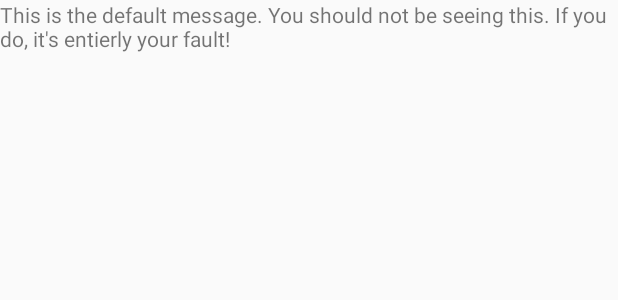
After one commit to Nokkvi/SkreppIS, an Android app: the layout fragment_message_box.xml on its own in the app's theme, with its tools: preview values and no code run, on a phone screen of 412 x 824 dp. The commit adds this screen. Shown: the top 300 px of the screen. Run offline under Robolectric (Android 15) with nearby library versions, the phone set to English and light mode, and no system bars.

Commit message:
MessageBox WIP1

```diff
--- a/SkreppIsUI/app/src/main/AndroidManifest.xml
+++ b/SkreppIsUI/app/src/main/AndroidManifest.xml
@@ -14,6 +14,7 @@
         android:label="@string/app_name"
         android:supportsRtl="true"
         android:theme="@style/AppTheme">
+
         <activity android:name=".MainActivity">
             <intent-filter>
                 <action android:name="android.intent.action.MAIN" />
@@ -58,7 +59,7 @@
             android:name=".PostRideRequestActivity"
             android:label="@string/title_activity_findride" />
         <activity android:name=".SearchDriverCriteriaActivity" />
-        <activity android:name=".SearchPassengerCriteriaActivity"></activity>
+        <activity android:name=".SearchPassengerCriteriaActivity"/>
     </application>
 
 </manifest>
--- a/SkreppIsUI/app/src/main/java/com/app/skreppis/skreppis/BaseActivity.java
+++ b/SkreppIsUI/app/src/main/java/com/app/skreppis/skreppis/BaseActivity.java
@@ -31,6 +31,7 @@ public class BaseActivity extends AppCompatActivity {
             case R.id.menu_home:
                 intent = new Intent(this, MainActivity.class);
                 startActivity(intent);
+                return true;
             case R.id.menu_manageprofile:
                 intent = new Intent(this, ManageProfileActivity.class);
                 startActivity(intent);
--- a/SkreppIsUI/app/src/main/java/com/app/skreppis/skreppis/LoginActivity.java
+++ b/SkreppIsUI/app/src/main/java/com/app/skreppis/skreppis/LoginActivity.java
@@ -129,7 +129,7 @@ public class LoginActivity extends AppCompatActivity implements LoaderCallbacks<
         });
 
         Retrofit retrofit = new Retrofit.Builder()
-                .baseUrl("http://192.168.1.106:8000")
+                .baseUrl("http://192.168.1.2:8000")
                 .addConverterFactory(GsonConverterFactory.create()).build();
 
         service = retrofit.create(SkreppIsApi.class);
--- a/SkreppIsUI/app/src/main/java/com/app/skreppis/skreppis/RegisterActivity.java
+++ b/SkreppIsUI/app/src/main/java/com/app/skreppis/skreppis/RegisterActivity.java
@@ -116,7 +116,7 @@ public class RegisterActivity extends AppCompatActivity implements LoaderCallbac
         });
 
         Retrofit retrofit = new Retrofit.Builder()
-                .baseUrl("http://192.168.1.106:8000")
+                .baseUrl("http://192.168.1.2:8000")
                 .addConverterFactory(GsonConverterFactory.create()).build();
 
         service = retrofit.create(SkreppIsApi.class);
--- a/SkreppIsUI/app/src/main/java/com/app/skreppis/skreppis/SearchDriverCriteriaActivity.java
+++ b/SkreppIsUI/app/src/main/java/com/app/skreppis/skreppis/SearchDriverCriteriaActivity.java
@@ -58,7 +58,7 @@ public class SearchDriverCriteriaActivity extends BaseActivity {
         //set layout manager for list view
 
         Retrofit retrofit = new Retrofit.Builder().
-                baseUrl("http://192.168.1.106:8000")
+                baseUrl("http://192.168.1.2:8000")
                 .addConverterFactory(GsonConverterFactory.create())
                 .build();
         System.out.print("bound");
--- /dev/null
+++ b/SkreppIsUI/app/src/main/res/layout/fragment_message_box.xml
@@ -0,0 +1,91 @@
+<FrameLayout xmlns:android="http://schemas.android.com/apk/res/android"
+    xmlns:tools="http://schemas.android.com/tools"
+    android:layout_width="match_parent"
+    android:layout_height="match_parent"
+    tools:context=".MessageBox">
+
+    <LinearLayout
+        android:orientation="vertical"
+        android:layout_width="match_parent"
+        android:layout_height="wrap_content">
+
+        <TextView
+            android:id="@+id/mb_message1"
+            android:layout_height="wrap_content"
+            android:layout_width="match_parent"
+            android:text="@string/mb_default"/>
+
+        <Chronometer
+            android:id="@+id/mb_timer"
+            android:layout_width="match_parent"
+            android:layout_height="wrap_content"
+            android:format="hh:mm:ss"
+            android:countDown="true"
+            android:visibility="gone"/>
+
+        <TextView
+            android:id="@+id/mb_message2"
+            android:layout_width="match_parent"
+            android:layout_height="wrap_content"
+            android:text="@string/mb_location_default"
+            android:visibility="gone" />
+
+        <LinearLayout
+            android:layout_width="match_parent"
+            android:layout_height="wrap_content"
+            android:orientation="horizontal"
+            style="?android:attr/buttonBarStyle">
+
+            <Button
+                style="?android:attr/buttonBarButtonStyle"
+                android:id="@+id/btn_mb_ok"
+                android:layout_width="wrap_content"
+                android:layout_height="wrap_content"
+                android:text="@string/mbb_ok"
+                android:visibility="gone"/>
+
+            <Button
+                style="?android:attr/buttonBarButtonStyle"
+                android:id="@+id/btn_mb_try"
+                android:layout_width="wrap_content"
+                android:layout_height="wrap_content"
+                android:text="@string/mbb_try_again"
+                android:visibility="gone"/>
+
+            <Button
+                style="?android:attr/buttonBarButtonStyle"
+                android:id="@+id/btn_mb_cancel"
+                android:layout_width="wrap_content"
+                android:layout_height="wrap_content"
+                android:text="@string/mbb_cancel"
+                android:visibility="gone"/>
+
+            <Button
+                style="?android:attr/buttonBarButtonStyle"
+                android:id="@+id/btn_mb_rate"
+                android:layout_width="wrap_content"
+                android:layout_height="wrap_content"
+                android:text="@string/mbb_rate"
+                android:visibility="gone"/>
+
+            <Button
+                style="?android:attr/buttonBarButtonStyle"
+                android:id="@+id/btn_mb_accept"
+                android:layout_width="wrap_content"
+                android:layout_height="wrap_content"
+                android:text="@string/mbb_accept"
+                android:visibility="gone"/>
+
+            <Button
+                style="?android:attr/buttonBarButtonStyle"
+                android:id="@+id/btn_mb_reject"
+                android:layout_width="wrap_content"
+                android:layout_height="wrap_content"
+                android:text="@string/mbb_reject"
+                android:visibility="gone"/>
+
+        </LinearLayout>
+
+    </LinearLayout>
+
+</FrameLayout>
--- a/SkreppIsUI/app/src/main/res/values/strings.xml
+++ b/SkreppIsUI/app/src/main/res/values/strings.xml
@@ -8,6 +8,8 @@
     <string name="preference_file_key">Preference Key</string>
     <string name="pref_isdriver">Is Driver</string>
     <string name="pref_isactive">Is Active</string>
+    <string name="pref_mbstate">Message Box String</string>
+
 
     <string name="app_name">SkreppIs</string>
     <string name="action_settings">Settings</string>
@@ -36,7 +38,30 @@
     <string name="test_text6">When A Gentleman Contemplates A Lady Of Paris, The Gentleman Is Apt To Exclaim: "Ooh La La," For The Ladies Of Paris Are Very Charming</string>
     <string name="test_text7">Please. It Was Trees.</string>
 
-    <!-- TODO: Remove or change this placeholder text -->
+    <string name="mb_default">This is the default message. You should not be seeing this. If you do, it\'s entierly your fault!</string>
+    <string name="mb_location_default">Heitasta, heitasta helvíti!!!</string>
+    <string name="mb_passenger_default">Skrattinn Sjálfur</string>
+    <string name="mb_driver_active">You are currently active.</string>
+    <string name="mb_driver_request">You have a ride request from:</string>
+    <string name="mb_driver_pickup">Your Passenger is waiting for you at:</string>
+    <string name="mb_driver_cancel">Your Passenger has canceled the ride.</string>
+    <string name="mb_driver_dest">Your destination is at:</string>
+
+    <string name="mb_passenger_request">You have sent a ride request to:</string>
+    <string name="mb_passenger_rejected">The driver has rejected your request.</string>
+    <string name="mb_passenger_timeout">The driver did not respond to you request.</string>
+    <string name="mb_passenger_pickup">The driver will pick you up in eta:</string>
+    <string name="mb_passenger_dest">You will reach your destination in eta:</string>
+    <string name="mb_passenger_dcancel">Your driver has canceled your ride!</string>
+    <string name="mb_passenger_pcancel">You have canceled your ride.</string>
+    <string name="mb_arrival">You have arrived at your destination!</string>
+
+    <string name="mbb_accept">Accept</string>
+    <string name="mbb_reject">Reject</string>
+    <string name="mbb_ok">OK</string>
+    <string name="mbb_rate">Rate</string>
+    <string name="mbb_try_again">Try Another</string>
+    <string name="mbb_cancel">Cancel</string>
 
     <string name="title_activity_findride">Find Ride</string>
     <string name="title_activity_findpassenger">Find Passenger</string>
@@ -152,4 +177,7 @@
     <string name="post_ride_request_start">Where are you?</string>
     <string name="post_ride_request_end">Where do you want to go?</string>
 
+    <!-- TODO: Remove or change this placeholder text -->
+    <string name="hello_blank_fragment">Hello blank fragment</string>
+
 </resources>
```
Also changed, not shown: SkreppIsUI/app/src/main/java/com/app/skreppis/skreppis/MainActivity.java (+30 -1 lines), SkreppIsUI/app/src/main/java/com/app/skreppis/skreppis/MessageBox.java (added, +264 -0 lines), SkreppIsUI/app/src/main/res/layout/activity_main_driver.xml (+0 -8 lines), SkreppIsUI/app/src/main/res/layout/activity_main_passenger.xml (+0 -9 lines), SkreppIsUI/app/src/main/res/layout/content_main.xml (deleted, +0 -28 lines).
